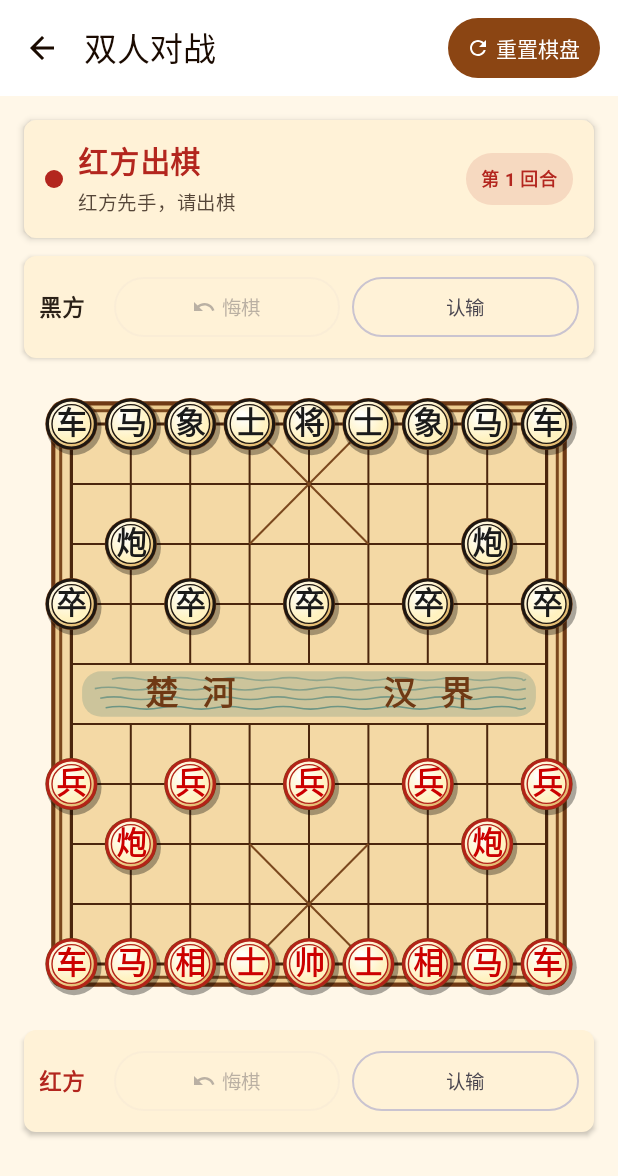
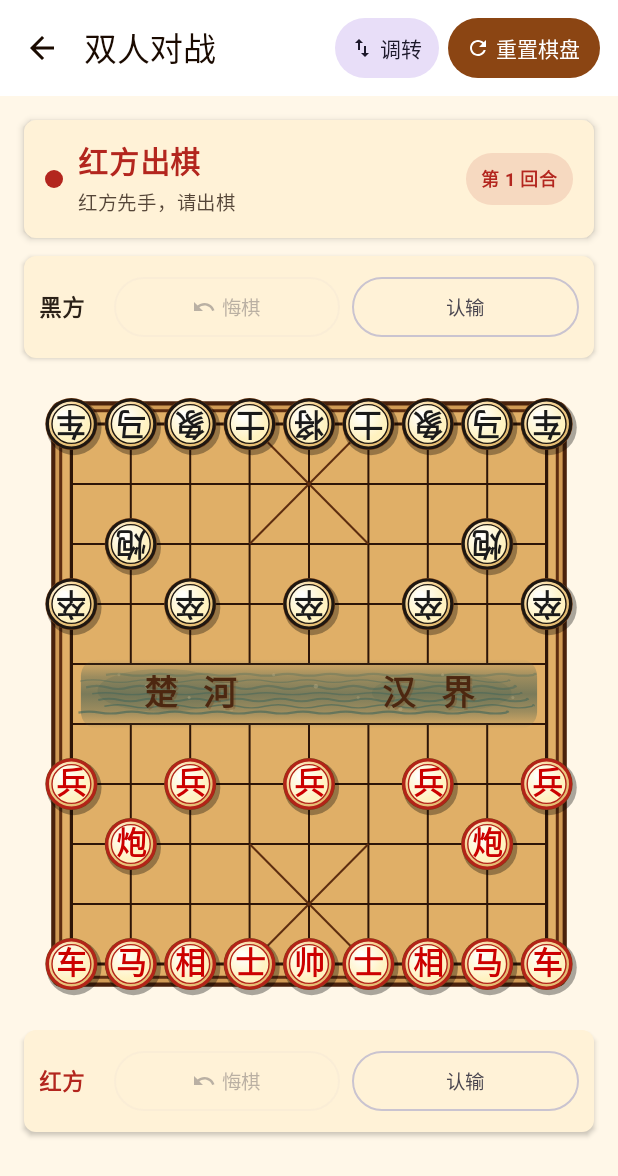
Before and after one commit to giturass/chinese-chess-android, an Android app built with Jetpack Compose: the screen it shows after launch (MainActivity), after a tap on "双人对战", on a phone screen of 412 x 824 dp. Shown: the top 1176 px of the screen. Run offline under Robolectric (Android 15) with nearby library versions, the light colour scheme and no system bars.

Commit message:
feat: refine local board controls

```diff
--- a/app/src/main/java/com/ericlee/chess/ui/board/ChessBoard.kt
+++ b/app/src/main/java/com/ericlee/chess/ui/board/ChessBoard.kt
@@ -27,19 +27,20 @@ import androidx.compose.ui.input.pointer.pointerInput
 import com.ericlee.chess.model.*
 import kotlin.math.roundToInt
 
-private val BOARD_COLOR = Color(0xFFECCB8F)
-private val BOARD_INNER_COLOR = Color(0xFFF4D9A5)
-private val EDGE_COLOR = Color(0xFF6F3914)
-private val GRID_COLOR = Color(0xFF4B260D)
+private val BOARD_COLOR = Color(0xFFD19B55)
+private val BOARD_INNER_COLOR = Color(0xFFE0AF67)
+private val EDGE_COLOR = Color(0xFF4A220C)
+private val GRID_COLOR = Color(0xFF2E1507)
 private val RED_COLOR = Color(0xFFB32318)
 private val BLACK_COLOR = Color(0xFF1F1711)
 private val SELECTED_COLOR = Color(0x80F4C430)
 private val LAST_MOVE_COLOR = Color(0x805CA66B)
 private val CHECK_COLOR = Color(0xB8C31B12)
-private val MARKER_COLOR = Color(0xFF7B481E)
-private val PIECE_BG = Color(0xFFFFF4D2)
-private val RIVER_WASH = Color(0x33306F75)
-private val RIVER_LINE = Color(0x8A3E7D78)
+private val MARKER_COLOR = Color(0xFF5D2D10)
+private val PIECE_BG = Color(0xFFF6D495)
+private val RIVER_WASH = Color(0x66415D52)
+private val RIVER_LINE = Color(0xB835615A)
+private val RIVER_DEEP = Color(0xFF244D48)
 
 @Composable
 fun ChessBoard(
@@ -152,7 +153,7 @@ fun ChessBoard(
             val piece = pieceMap[Pair(row, col)] ?: continue
             val cx = offsetX + toDisplayCol(col, isFlipped) * cellW
             val cy = offsetY + toDisplayRow(row, isFlipped) * cellH
-            drawPiece(piece, cx, cy, cellW * 0.43f)
+            drawPiece(piece, cx, cy, cellW * 0.43f, isFlipped)
         }
     }
 }
@@ -242,35 +243,87 @@ private fun DrawScope.drawPalace(offsetX: Float, offsetY: Float, cellW: Float, c
 }
 
 private fun DrawScope.drawRiver(offsetX: Float, offsetY: Float, cellW: Float, cellH: Float, phase: Float) {
-    val y = offsetY + 4.5f * cellH
+    val top = offsetY + 4f * cellH
+    val bottom = offsetY + 5f * cellH
+    val y = (top + bottom) / 2f
+    val left = offsetX + cellW * 0.16f
+    val width = cellW * 7.68f
+
     drawRoundRect(
-        color = RIVER_WASH,
-        topLeft = Offset(offsetX + cellW * 0.18f, y - cellH * 0.38f),
-        size = Size(cellW * 7.64f, cellH * 0.76f),
-        cornerRadius = CornerRadius(cellH * 0.32f, cellH * 0.32f)
+        brush = Brush.verticalGradient(
+            colors = listOf(
+                Color.Transparent,
+                RIVER_WASH.copy(alpha = 0.42f),
+                RIVER_WASH.copy(alpha = 0.64f),
+                RIVER_WASH.copy(alpha = 0.42f),
+                Color.Transparent
+            ),
+            startY = top - cellH * 0.08f,
+            endY = bottom + cellH * 0.08f
+        ),
+        topLeft = Offset(left, top - cellH * 0.08f),
+        size = Size(width, cellH * 1.16f),
+        cornerRadius = CornerRadius(cellH * 0.28f, cellH * 0.28f)
     )
-    for (i in 0..3) {
-        val waveY = y - cellH * 0.25f + i * cellH * 0.16f
-        val waveOffset = (phase + i * 0.24f) % 1f
+
+    drawOval(
+        color = RIVER_DEEP.copy(alpha = 0.12f),
+        topLeft = Offset(left + cellW * 0.28f, y - cellH * 0.42f),
+        size = Size(cellW * 2.2f, cellH * 0.72f)
+    )
+    drawOval(
+        color = RIVER_DEEP.copy(alpha = 0.10f),
+        topLeft = Offset(left + cellW * 4.9f, y - cellH * 0.34f),
+        size = Size(cellW * 2.35f, cellH * 0.64f)
+    )
+
+    for (i in 0..6) {
+        val waveY = top + cellH * (0.18f + i * 0.105f)
+        val drift = (((phase + i * 0.19f) % 1f) - 0.5f) * cellW * 0.54f
         drawWave(
-            startX = offsetX + cellW * (0.35f + waveOffset * 0.38f),
-            endX = offsetX + cellW * 7.65f,
+            startX = left + cellW * 0.22f + drift,
+            endX = left + width - cellW * 0.22f + drift,
             y = waveY,
-            amplitude = cellH * 0.045f,
-            wavelength = cellW * 0.92f,
-            color = RIVER_LINE.copy(alpha = 0.42f + i * 0.08f),
-            strokeWidth = 1.6f
+            amplitude = cellH * (0.03f + (i % 3) * 0.012f),
+            wavelength = cellW * (0.72f + (i % 2) * 0.18f),
+            color = RIVER_LINE.copy(alpha = 0.28f + i * 0.045f),
+            strokeWidth = if (i % 2 == 0) 2.2f else 1.4f
         )
     }
+
+    val foamColor = Color(0xFFEAD2A2)
+    for (i in 0..10) {
+        val x = left + cellW * (0.55f + i * 0.68f) + (((phase + i * 0.13f) % 1f) - 0.5f) * cellW * 0.24f
+        val cy = top + cellH * (0.18f + (i % 4) * 0.19f)
+        drawCircle(
+            color = foamColor.copy(alpha = 0.18f + (i % 3) * 0.04f),
+            radius = cellW * (0.026f + (i % 2) * 0.011f),
+            center = Offset(x, cy)
+        )
+    }
+
     drawContext.canvas.nativeCanvas.apply {
-        val paint = android.graphics.Paint().apply {
-            color = android.graphics.Color.parseColor("#6F3914")
-            textSize = cellH * 0.55f
+        val shadowPaint = android.graphics.Paint().apply {
+            color = android.graphics.Color.parseColor("#7A3F17")
+            textSize = cellH * 0.56f
             textAlign = android.graphics.Paint.Align.CENTER
             isFakeBoldText = true
             letterSpacing = 0.08f
             isAntiAlias = true
+            typeface = android.graphics.Typeface.create(android.graphics.Typeface.SERIF, android.graphics.Typeface.BOLD)
         }
+        val paint = android.graphics.Paint().apply {
+            color = android.graphics.Color.parseColor("#4D2710")
+            textSize = cellH * 0.56f
+            textAlign = android.graphics.Paint.Align.CENTER
+            isFakeBoldText = true
+            letterSpacing = 0.08f
+            isAntiAlias = true
+            typeface = android.graphics.Typeface.create(android.graphics.Typeface.SERIF, android.graphics.Typeface.BOLD)
+        }
+        shadowPaint.alpha = 70
+        drawText("楚  河", offsetX + 2 * cellW + 1.8f, y + cellH * 0.18f + 1.8f, shadowPaint)
+        drawText("汉  界", offsetX + 6 * cellW + 1.8f, y + cellH * 0.18f + 1.8f, shadowPaint)
         drawText("楚  河", offsetX + 2 * cellW, y + cellH * 0.18f, paint)
         drawText("汉  界", offsetX + 6 * cellW, y + cellH * 0.18f, paint)
     }
@@ -424,7 +477,7 @@ private fun boardPositionCenter(
     y = offsetY + toDisplayRow(row, isFlipped) * cellH
 )
 
-private fun DrawScope.drawPiece(piece: Piece, cx: Float, cy: Float, radius: Float) {
+private fun DrawScope.drawPiece(piece: Piece, cx: Float, cy: Float, radius: Float, isFlipped: Boolean) {
     val color = if (piece.side == Side.RED) RED_COLOR else BLACK_COLOR
     val shadowColor = Color(0x55000000)
 
@@ -465,6 +518,12 @@ private fun DrawScope.drawPiece(piece: Piece, cx: Float, cy: Float, radius: Floa
             isAntiAlias = true
         }
         val textY = cy - (paint.descent() + paint.ascent()) / 2
+        val rotateText = (piece.side == Side.BLACK) != isFlipped
+        save()
+        if (rotateText) {
+            rotate(180f, cx, cy)
+        }
         drawText(piece.char, cx, textY, paint)
+        restore()
     }
 }
--- a/app/src/main/java/com/ericlee/chess/ui/screen/LocalGameScreen.kt
+++ b/app/src/main/java/com/ericlee/chess/ui/screen/LocalGameScreen.kt
@@ -6,6 +6,7 @@ import androidx.compose.foundation.shape.RoundedCornerShape
 import androidx.compose.material.icons.Icons
 import androidx.compose.material.icons.filled.ArrowBack
 import androidx.compose.material.icons.filled.Refresh
+import androidx.compose.material.icons.filled.SwapVert
 import androidx.compose.material.icons.filled.Undo
 import androidx.compose.material3.*
 import androidx.compose.runtime.*
@@ -35,6 +36,39 @@ fun LocalGameScreen(
     val selectedPiece by viewModel.selectedPiece.collectAsState()
     val legalMoves by viewModel.legalMoves.collectAsState()
     val statusMessage by viewModel.statusMessage.collectAsState()
+    var pendingAction by remember { mutableStateOf<PendingLocalAction?>(null) }
+    val topSide = if (state.isFlipped) Side.RED else Side.BLACK
+    val bottomSide = topSide.opposite()
+
+    pendingAction?.let { action ->
+        AlertDialog(
+            onDismissRequest = { pendingAction = null },
+            confirmButton = {
+                TextButton(
+                    onClick = {
+                        when (action.type) {
+                            LocalActionType.UNDO -> viewModel.undoMove(action.requester)
+                            LocalActionType.RESIGN -> viewModel.resign(action.requester)
+                        }
+                        pendingAction = null
+                    }
+                ) {
+                    Text("同意")
+                }
+            },
+            dismissButton = {
+                TextButton(onClick = { pendingAction = null }) {
+                    Text("不同意")
+                }
+            },
+            title = { Text("${action.type.label}请求") },
+            text = {
+                Text(
+                    "${sideLabel(action.requester)}请求${action.type.label}，需要${sideLabel(action.requester.opposite())}同意。"
+                )
+            }
+        )
+    }
 
     Scaffold(
         topBar = {
@@ -46,8 +80,23 @@ fun LocalGameScreen(
                     }
                 },
                 actions = {
+                    FilledTonalButton(
+                        onClick = {
+                            pendingAction = null
+                            viewModel.toggleBoardFlipped()
+                        },
+                        modifier = Modifier.padding(end = 6.dp),
+                        contentPadding = PaddingValues(horizontal = 10.dp, vertical = 6.dp)
+                    ) {
+                        Icon(Icons.Default.SwapVert, contentDescription = null, modifier = Modifier.size(16.dp))
+                        Spacer(modifier = Modifier.width(4.dp))
+                        Text("调转")
+                    }
                     Button(
-                        onClick = { viewModel.startGame(GameMode.LOCAL) },
+                        onClick = {
+                            pendingAction = null
+                            viewModel.startGame(GameMode.LOCAL, flipped = state.isFlipped)
+                        },
                         modifier = Modifier.padding(end = 8.dp),
                         contentPadding = PaddingValues(horizontal = 12.dp, vertical = 6.dp)
                     ) {
@@ -77,11 +126,11 @@ fun LocalGameScreen(
             )
 
             PlayerActionPanel(
-                side = Side.BLACK,
-                canUndo = state.lastMoveSide == Side.BLACK,
+                side = topSide,
+                canUndo = state.lastMoveSide == topSide,
                 canResign = state.status == GameStatus.PLAYING,
-                onUndo = { viewModel.undoMove(Side.BLACK) },
-                onResign = { viewModel.resign(Side.BLACK) },
+                onUndo = { pendingAction = PendingLocalAction(topSide, LocalActionType.UNDO) },
+                onResign = { pendingAction = PendingLocalAction(topSide, LocalActionType.RESIGN) },
                 modifier = Modifier
                     .fillMaxWidth()
                     .padding(horizontal = 8.dp, vertical = 4.dp)
@@ -93,16 +142,16 @@ fun LocalGameScreen(
                 selectedPiece = selectedPiece,
                 legalMoves = legalMoves,
                 lastMove = state.lastMove,
-                isFlipped = false,
+                isFlipped = state.isFlipped,
                 onPositionClick = { row, col -> viewModel.onPositionClick(row, col) }
             )
 
             PlayerActionPanel(
-                side = Side.RED,
-                canUndo = state.lastMoveSide == Side.RED,
+                side = bottomSide,
+                canUndo = state.lastMoveSide == bottomSide,
                 canResign = state.status == GameStatus.PLAYING,
-                onUndo = { viewModel.undoMove(Side.RED) },
-                onResign = { viewModel.resign(Side.RED) },
+                onUndo = { pendingAction = PendingLocalAction(bottomSide, LocalActionType.UNDO) },
+                onResign = { pendingAction = PendingLocalAction(bottomSide, LocalActionType.RESIGN) },
                 modifier = Modifier
                     .fillMaxWidth()
                     .padding(horizontal = 8.dp, vertical = 4.dp)
@@ -110,6 +159,18 @@ fun LocalGameScreen(
         }
     }
 }
+
+private enum class LocalActionType(val label: String) {
+    UNDO("悔棋"),
+    RESIGN("认输")
+}
+
+private data class PendingLocalAction(
+    val requester: Side,
+    val type: LocalActionType
+)
+
+private fun sideLabel(side: Side): String = if (side == Side.RED) "红方" else "黑方"
 
 @Composable
 private fun PlayerActionPanel(
@@ -120,7 +181,7 @@ private fun PlayerActionPanel(
     onResign: () -> Unit,
     modifier: Modifier = Modifier
 ) {
-    val sideName = if (side == Side.RED) "红方" else "黑方"
+    val sideName = sideLabel(side)
     val accent = if (side == Side.RED) Color(0xFFB3261E) else Color(0xFF2B2118)
 
     Card(
--- a/app/src/main/java/com/ericlee/chess/viewmodel/GameViewModel.kt
+++ b/app/src/main/java/com/ericlee/chess/viewmodel/GameViewModel.kt
@@ -163,6 +163,13 @@ class GameViewModel : ViewModel() {
         updateStatusMessage(_gameState.value)
     }
 
+    fun toggleBoardFlipped() {
+        val state = _gameState.value
+        _gameState.value = state.copy(isFlipped = !state.isFlipped)
+        _selectedPiece.value = null
+        _legalMoves.value = emptyList()
+    }
+
     fun resign(side: Side? = null) {
         gameVersion++
         _isAiThinking.value = false
```
